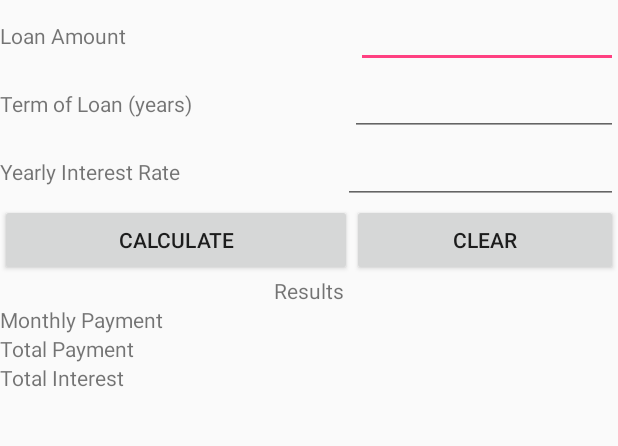
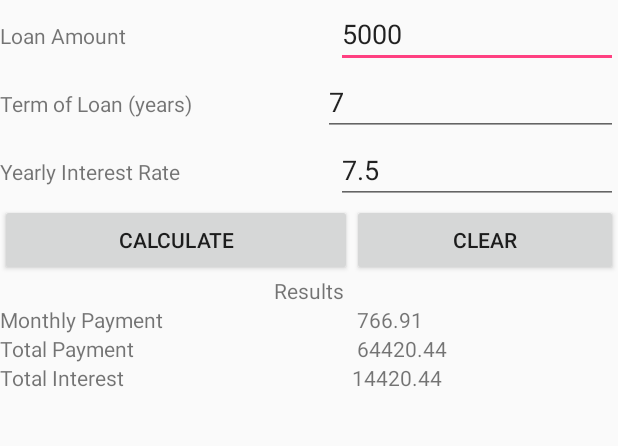
Before and after one commit to keelsin/lab2-calculator, an Android app: the screen it shows after launch (MainActivity), on a phone screen of 412 x 824 dp, the part 113-559 px from its top. Run offline under Robolectric (Android 15) with nearby library versions, the phone set to English and light mode, and no system bars.

Commit message:
Complete loanCalculator UI.

```diff
--- a/LoanCalculator/app/src/main/res/layout/activity_main.xml
+++ b/LoanCalculator/app/src/main/res/layout/activity_main.xml
@@ -30,7 +30,8 @@
             android:id="@+id/loanInsert"
             android:layout_width="wrap_content"
             android:layout_height="wrap_content"
-            android:layout_weight="2"/>
+            android:layout_weight="2"
+            android:text="@string/loanAmountHint"/>
     </LinearLayout>
 
     <LinearLayout
@@ -42,14 +43,15 @@
             android:id="@+id/loanAmountText"
             android:layout_width="wrap_content"
             android:layout_height="wrap_content"
-            android:layout_weight="2"
+            android:layout_weight="1.5"
             android:text="@string/termLoan"/>
 
         <EditText
             android:id="@+id/termLoanInsert"
             android:layout_width="wrap_content"
             android:layout_height="wrap_content"
-            android:layout_weight="3"/>
+            android:layout_weight="3"
+            android:text="@string/termLoanHint"/>
     </LinearLayout>
 
     <LinearLayout
@@ -68,7 +70,8 @@
             android:id="@+id/yearInterestInsert"
             android:layout_width="wrap_content"
             android:layout_height="wrap_content"
-            android:layout_weight="3"/>
+            android:layout_weight="3"
+            android:text="@string/yearlyRateHint"/>
     </LinearLayout>
 
     <LinearLayout
@@ -111,7 +114,8 @@
         <TextView
             android:layout_width="wrap_content"
             android:layout_height="wrap_content"
-            android:layout_weight="2"/>
+            android:layout_weight="2"
+            android:text="@string/monthPayHint"/>
 
     </LinearLayout>
 
@@ -123,13 +127,14 @@
         <TextView
             android:layout_width="wrap_content"
             android:layout_height="wrap_content"
-            android:layout_weight="2"
+            android:layout_weight="3"
             android:text="@string/totalPay"/>
 
         <TextView
             android:layout_width="wrap_content"
             android:layout_height="wrap_content"
-            android:layout_weight="2"/>
+            android:layout_weight="2.3"
+            android:text="@string/totalPayHint"/>
 
     </LinearLayout>
 
@@ -141,13 +146,14 @@
         <TextView
             android:layout_width="wrap_content"
             android:layout_height="wrap_content"
-            android:layout_weight="2"
+            android:layout_weight="3"
             android:text="@string/totalInterest"/>
 
         <TextView
             android:layout_width="wrap_content"
             android:layout_height="wrap_content"
-            android:layout_weight="2"/>
+            android:layout_weight="2.3"
+            android:text="@string/totalInterestHint"/>
 
     </LinearLayout>
 </LinearLayout>
--- a/LoanCalculator/app/src/main/res/values/strings.xml
+++ b/LoanCalculator/app/src/main/res/values/strings.xml
@@ -10,4 +10,11 @@
     <string name="monthPay">Monthly Payment</string>
     <string name="totalPay">Total Payment</string>
     <string name="totalInterest">Total Interest</string>
+    <string name="loanAmountHint">5000</string>
+    <string name="termLoanHint">7</string>
+    <string name="yearlyRateHint">7.5</string>
+    <string name="monthPayHint">766.91</string>
+    <string name="totalPayHint">64420.44</string>
+    <string name="totalInterestHint">14420.44</string>
+
 </resources>
```
